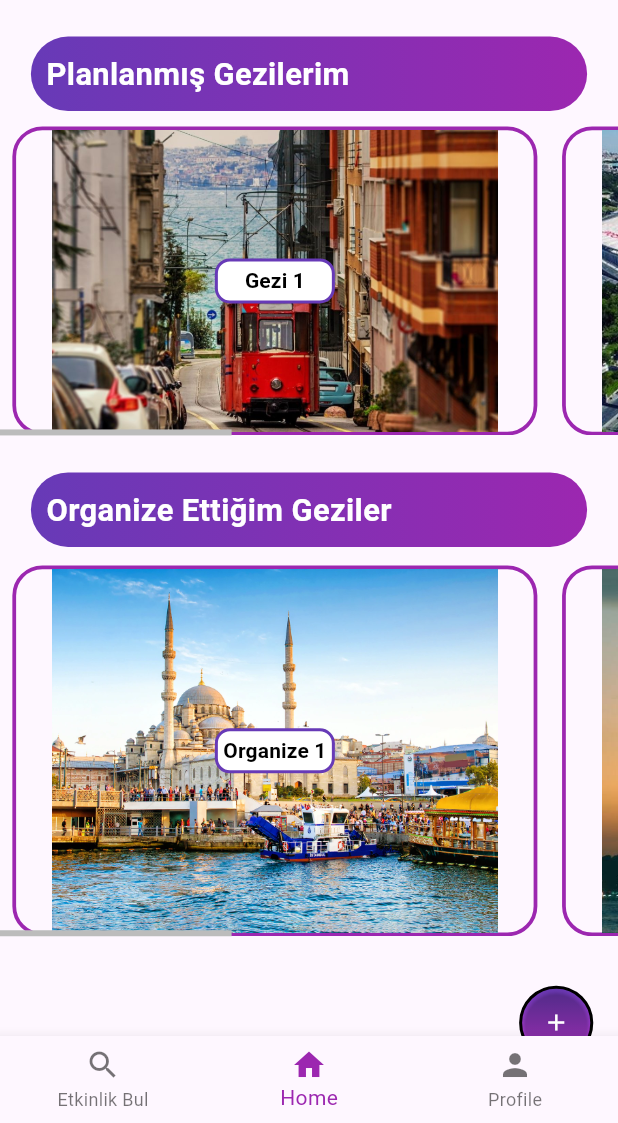
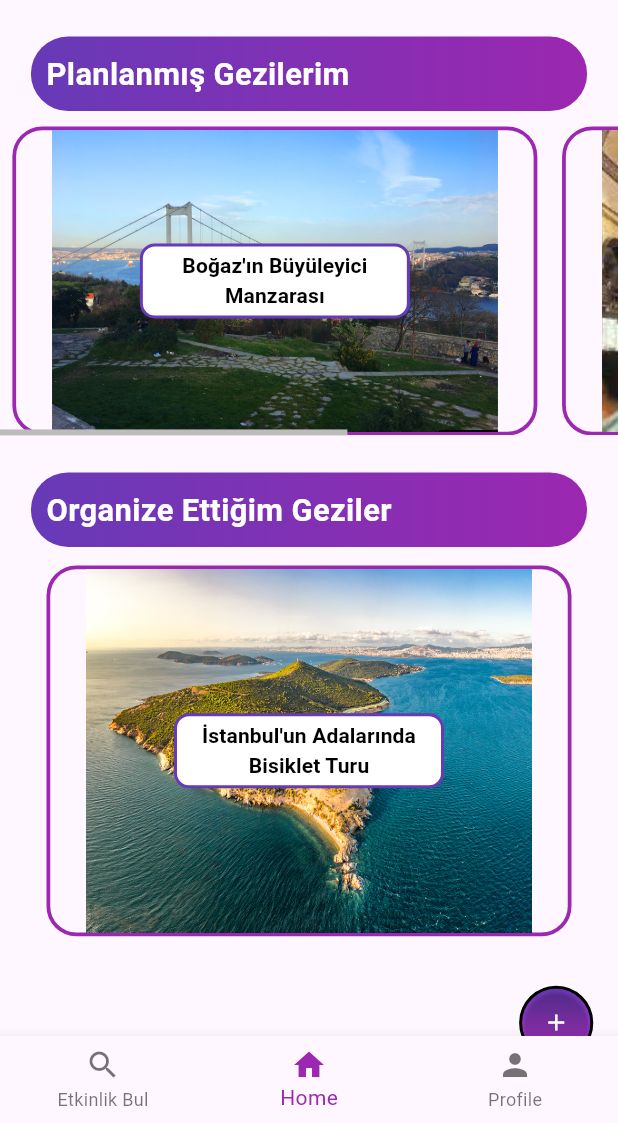
Before and after one commit to Dsoylular/SendeGel, a Flutter app: the screen it shows after launch, after a tap on "LOGIN", on a phone screen of 412 x 824 dp, the part 113-1236 px from its top. Run offline on Flutter 3.47's test engine with Material 3 defaults, Android fonts, the phone set to English and light mode, and no system bars; our stand-ins replace google_maps_flutter.

```diff
--- a/lib/EntryPage.dart
+++ b/lib/EntryPage.dart
@@ -2,9 +2,16 @@ import 'package:appjamteam39/SignUpPage.dart';
 import 'package:flutter/gestures.dart';
 import 'package:flutter/material.dart';
 import 'HubPage.dart';
+import 'package:appjamteam39/LogicalData/Member.dart';
+import 'package:appjamteam39/LogicalData/Event.dart';
+import 'package:appjamteam39/LogicalData/startDataBase.dart';
 
 class EntryPage extends StatefulWidget {
-  const EntryPage({super.key});
+  List<Member> members;
+  List<Event> events;
+  Member currentUser;
+
+  EntryPage({super.key, required this.currentUser, required this.members, required this.events});
 
   @override
   State<StatefulWidget> createState() {
@@ -108,14 +115,10 @@ class _EntryState extends State<EntryPage> {
             SizedBox(height: screenSize.height * (spacingRatio * 3)),
             ElevatedButton(
               onPressed: () {
-                String email = _emailController.text;
-                String password = _passwordController.text;
-                //TODO: BU EMAIL VE PASSWORD DOĞRU MU CHECK YAPILMALI BUNA GÖRE ALT SATIRA GEÇECEK
-
                 Navigator.push(
                   context,
                   MaterialPageRoute(
-                      builder: (context) => HomePage(argument: email)),
+                      builder: (context) => HomePage(currentUser: widget.currentUser, members: members, events: events,)),
                 );
               },
               style: ElevatedButton.styleFrom(
--- a/lib/HomePageFiles/EventButton.dart
+++ b/lib/HomePageFiles/EventButton.dart
@@ -1,18 +1,21 @@
 import 'package:flutter/material.dart';
-import '../AddNewGezi.dart'; // Import the necessary file(s) here
+import '../AddNewGezi.dart';
+import '../LogicalData/Event.dart'; // Import the necessary file(s) here
 
 // Define a StatelessWidget for EventButton
 class EventButton extends StatelessWidget {
   // Declare variables for button text and image path
   final String buttonText;
   final String image;
+  final Event event;
 
   // Constructor for EventButton
   const EventButton({
-    Key? key,
+    super.key,
     required this.buttonText,
     required this.image,
-  }) : super(key: key);
+    required this.event,
+  });
 
   @override
   Widget build(BuildContext context) {
@@ -34,7 +37,7 @@ class EventButton extends StatelessWidget {
           // Navigate to another screen when button is pressed
           Navigator.push(
             context,
-            MaterialPageRoute(builder: (context) => GeziWidget(text: "test", image: image)),
+            MaterialPageRoute(builder: (context) => GeziWidget(text: "test", image: image, event: event)),
           );
         },
         style: ElevatedButton.styleFrom(
@@ -57,8 +60,8 @@ class EventButton extends StatelessWidget {
             // Centered text on top of the image
             Center(
               child: Container(
-                height: 30,
-                width: 80,
+                height: 50,
+                width: 180,
                 decoration: BoxDecoration(
                   border: Border.all(
                     color: Colors.deepPurple,
@@ -70,6 +73,7 @@ class EventButton extends StatelessWidget {
                 child: Center(
                   child: Text(
                     buttonText,
+                    textAlign: TextAlign.center,
                     style: const TextStyle(
                       fontWeight: FontWeight.bold,
                       color: Colors.black,
--- a/lib/HomePageFiles/HomePage.dart
+++ b/lib/HomePageFiles/HomePage.dart
@@ -1,12 +1,30 @@
+import 'package:appjamteam39/LogicalData/Member.dart';
+import 'package:appjamteam39/LogicalData/Event.dart';
+import 'package:appjamteam39/LogicalData/startDataBase.dart';
 import 'package:flutter/material.dart';
-
 import '../GeziPage.dart';
 import 'EventButton.dart';
 
-class HomeWidget extends StatelessWidget {
-  final String text;
 
-  const HomeWidget({super.key, required this.text});
+
+
+class HomeWidget extends StatefulWidget {
+  List<Member> members;
+  List<Event> events;
+  Member currentUser;
+
+  HomeWidget({super.key, required this.currentUser, required this.members, required this.events});
+
+  @override
+  State<HomeWidget> createState() => _HomeWidgetState();
+}
+
+class _HomeWidgetState extends State<HomeWidget> {
+  void myCustomSetState() {
+    setState(() {
+    });
+  }
+
 
   @override
   Widget build(BuildContext context) {
@@ -79,13 +97,13 @@ class HomeWidget extends StatelessWidget {
                       scrollDirection: Axis.horizontal,
                       controller: attendedItemsController,
                       shrinkWrap: true,
-                  itemCount: attendedItems.length,
+                      itemCount: widget.currentUser.createdEvent.length,//attendedItems.length,
                       itemBuilder: (context, index) {
-                    final item = attendedItems[index];
-                    final img = attendedImages[index];
+                        final item = widget.currentUser.createdEvent[index].name;
+                        final img = widget.currentUser.createdEvent[index].imagePath;
                           return Padding(
                             padding: EdgeInsets.symmetric(horizontal: screenWidth * 0.02),
-                      child: EventButton(buttonText: item, image: img),
+                            child: EventButton(buttonText: item, image: img, event: widget.currentUser.createdEvent[index],),
                     );
                   },
                 ),
@@ -125,13 +143,13 @@ class HomeWidget extends StatelessWidget {
                   scrollDirection: Axis.horizontal,
                   controller: organizedItemsController,
                   shrinkWrap: true,
-                  itemCount: organizedItems.length,
+                  itemCount: widget.currentUser.joinedEvent.length,
                   itemBuilder: (context, index) {
-                    final item = organizedItems[index];
-                    final img = organizedImages[index];
+                    final item = widget.currentUser.joinedEvent[index].name;
+                    final img = widget.currentUser.joinedEvent[index].imagePath;
                     return Padding(
                       padding: EdgeInsets.symmetric(horizontal: screenWidth * 0.02),
-                      child: EventButton(buttonText: item, image: img),
+                      child: EventButton(buttonText: item, image: img, event: widget.currentUser.joinedEvent[index]),
                     );
                   },
                 ),
@@ -157,7 +175,8 @@ class HomeWidget extends StatelessWidget {
                     onPressed: () {
                       Navigator.push(
                         context,
-                        MaterialPageRoute(builder: (context) => AddNewTravelPage()),
+                        MaterialPageRoute(builder: (context) => AddNewTravelPage(currenUser: widget.currentUser,callback: (){setState(() {});},)),
+
                       );
                     },
                     style: ElevatedButton.styleFrom(
--- a/lib/HubPage.dart
+++ b/lib/HubPage.dart
@@ -8,9 +8,11 @@ import 'LogicalData/startDataBase.dart';
 import 'ProfilePage.dart';
 
 class HomePage extends StatefulWidget {
-  final String argument;
+  List<Member> members;
+  List<Event> events;
+  Member currentUser;
 
-  const HomePage({super.key, required this.argument});
+  HomePage({super.key, required this.currentUser, required this.members, required this.events});
 
   @override
   _HomePageState createState() => _HomePageState();
@@ -34,8 +36,8 @@ class _HomePageState extends State<HomePage> {
     final tabs = [
       //const EventWidget(),
       // const ProfileWidget(text: "text"),
-      EventWidget(currentUser: members[5], events: events,members: members),
-      const HomeWidget(text: "text"),
+      EventWidget(currentUser: widget.currentUser, events: events,members: members),
+      HomeWidget(currentUser: widget.currentUser, members: members, events: events,),
       const ProfileWidget(text: "text"),
       // ProfilePage(name: "name", surName: "surName", gender: "gender", email: "email", password: "password"),
     ];
--- a/lib/LogicalData/Member.dart
+++ b/lib/LogicalData/Member.dart
@@ -16,13 +16,17 @@ class Member{
   LatLng point;
 
   List<Event> joinedEvent = [];
+  List<Event> createdEvent = [];
 
   void joinEvent({required Event event}){
     event.members.add(this);
     joinedEvent.add(event);
   }
+
   Event createEvent({required String name, required String description, String imagePath = 'assests/images/none.jpg', required int maxMember, required LatLng point}){
-    return Event(name: name, description: description, imagePath: imagePath, creator: this, maxMember: maxMember, point: point);
+    Event newEvent = Event(name: name, description: description, imagePath: imagePath, creator: this, maxMember: maxMember, point: point);
+    createdEvent.add(newEvent);
+    return newEvent;
   }
 
 }
--- a/lib/LogicalData/startDataBase.dart
+++ b/lib/LogicalData/startDataBase.dart
@@ -146,17 +146,17 @@ void startDataBase() {
 
   Event e1 = tayyip.createEvent(name: 'İstanbul\'un Tarih Kokan Sokakları',
       description: 'İstanbul\'un daracık sokaklarında tarihi bir yolculuğa çıkalım.',
-      imagePath: 'assets/images/daracıkSokaklar.jpg',
+      imagePath: 'assets/images/daracik_sokaklar.jpg',
       maxMember: 4,
       point: const LatLng(41.0357, 28.9370));
   Event e2 = mansur.createEvent(name: 'Boğaz\'ın Büyüleyici Manzarası',
       description: 'Boğaziçi\'nde unutulmaz bir manzara keyfi yapalım.',
-      imagePath: 'assets/images/bogazIciUnutulmazKeyif.jpg',
+      imagePath: 'assets/images/bogazici_unutulmaz.jpg',
       maxMember: 5,
       point: const LatLng(41.0167, 29.0536));
   Event e3 = murat.createEvent(name: 'Tarihi Yarımada Keşfi',
       description: 'İstanbul\'un tarihi yarımadasını keşfe çıkalım.',
-      imagePath: 'assets/images/Buyukada.jpg',
+      imagePath: 'assets/images/buyuk_ada.jpg',
       maxMember: 6,
       point: const LatLng(41.0096, 28.9799));
   Event e4 = mansur.createEvent(name: 'Kapalıçarşı\'da Alışveriş Keyfi',
@@ -176,7 +176,7 @@ void startDataBase() {
       point: const LatLng(41.0259, 28.9744));
   Event e7 = yusuf.createEvent(name: 'İstanbul\'un Adalarında Bisiklet Turu',
       description: 'İstanbul\'un adalarında bisikletle tur atalım.',
-      imagePath: 'assets/images/Buyukada.jpg',
+      imagePath: 'assets/images/buyuk_ada.jpg',
       maxMember: 8,
       point: const LatLng(40.8760, 29.0916));
   Event e8 = emine.createEvent(name: 'İstiklal Caddesi\'nde Gece Yürüyüşü',
--- a/lib/main.dart
+++ b/lib/main.dart
@@ -14,7 +14,7 @@ void main() {
   globalMemberList = getMembers();
   globalEventList = getEvents();
   // runApp(MyApp(members: globalMemberList,events: globalEventList));
-  runApp(MyApp());
+  runApp(MyApp(currentUser: globalMemberList[14], members: globalMemberList, events: globalEventList,));
 }
 
 List<Member> globalMemberList = [];
@@ -24,16 +24,16 @@ List<Event> globalEventList = [];
 
 
 class MyApp extends StatelessWidget {
-  // List<Member> members;
-  // List<Event> events;
-  // Member currentUser = Member(name: 'system', surname: 'bot', hometown: 'Processor', birthYear: 0, birthMonth: 0, birthDay: 1, point: const LatLng(0,0));
-  // MyApp({super.key, required this.events, required this.members});
-  MyApp({super.key});
+  List<Member> members;
+  List<Event> events;
+  Member currentUser; // 14
+  MyApp({super.key, required this.events, required this.members, required this.currentUser});
+  //MyApp({super.key});
   @override
   Widget build(BuildContext context) {
-    return const MaterialApp(
+    return MaterialApp(
       debugShowCheckedModeBanner: false,
-      home: EntryPage(),
+      home: EntryPage(events: globalEventList, members: globalMemberList, currentUser: currentUser),
       // home: Scaffold(
       //   body: EventWidget(currentUser: members[5], events: events,members: members,))
     );
```
Also changed, not shown: lib/AddNewGezi.dart (+12 -9 lines), lib/GeziPage.dart (+13 -2 lines), pubspec.yaml (+9 -0 lines), assets/images/askeri_muze.jpg (renamed from assets/images/askeri-muze-1.jpg), assets/images/bogazici_unutulmaz.jpg (renamed from assets/images/bogazIciUnutulmazKeyif.jpg), assets/images/buyuk_ada.jpg (renamed from assets/images/Buyukada.jpg), assets/images/daracik_sokaklar.jpg (renamed from assets/images/daracıkSokaklar.jpg). Lines whose indentation alone changed are shown as unchanged.
